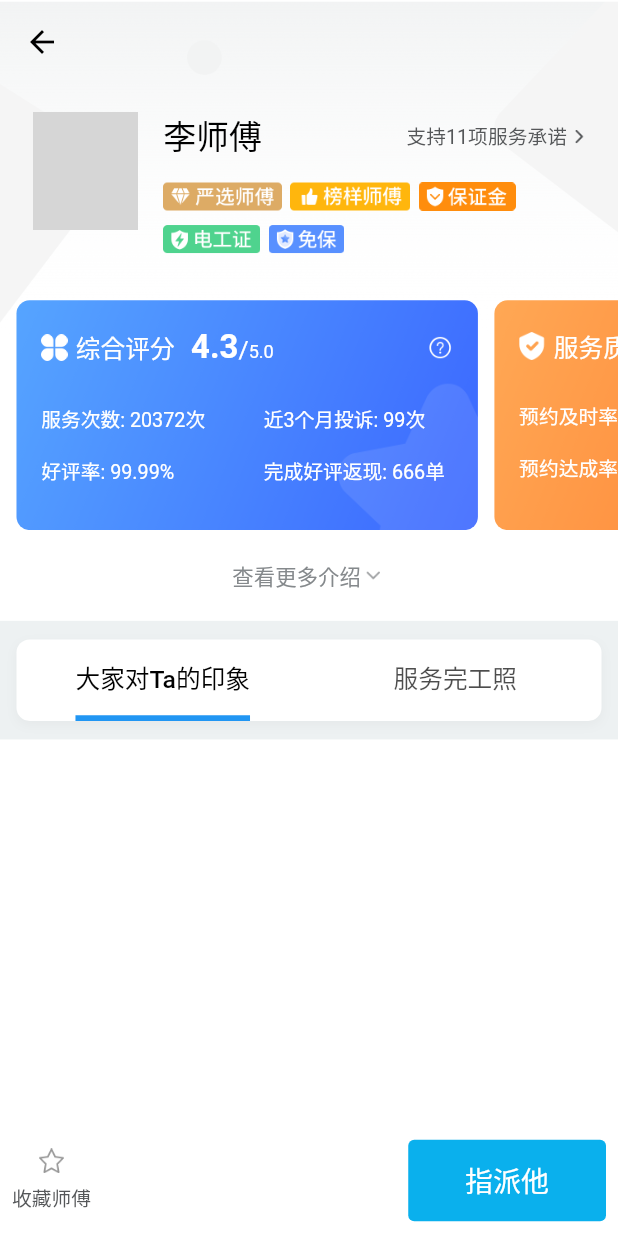
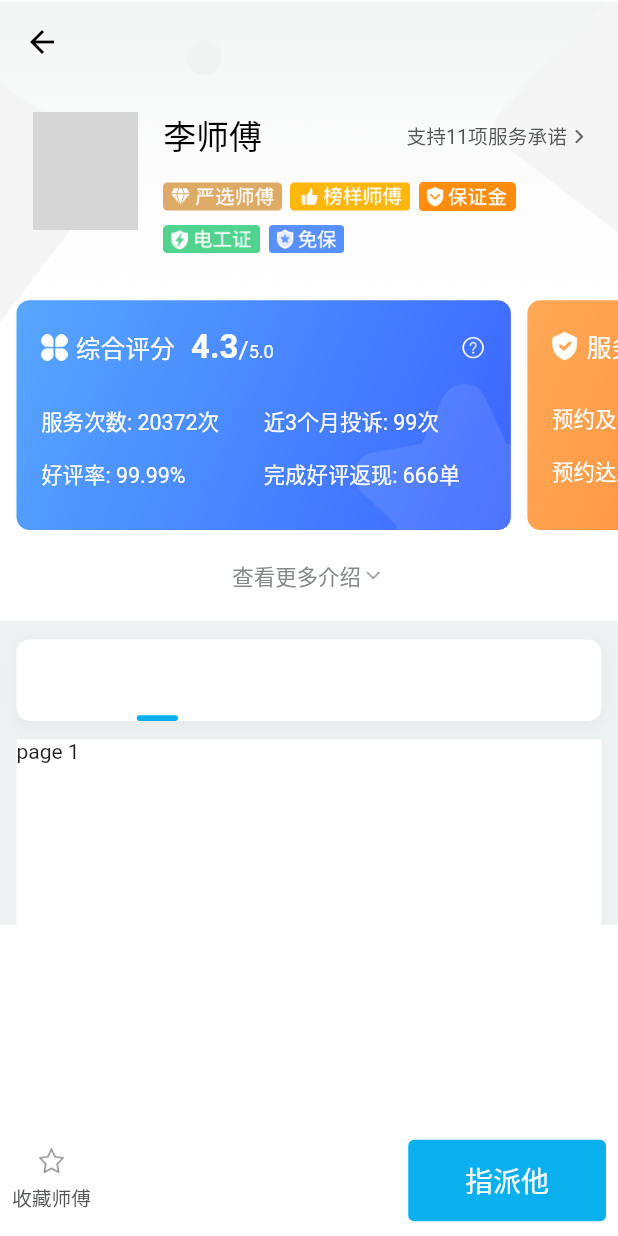
Before and after one commit to xiazanzhang/flutter_study, a Flutter app: the MasterHome screen opened by its route, on a phone screen of 412 x 824 dp. Run offline on Flutter 3.47's test engine with Material 2 defaults, Android fonts, the phone set to English and light mode, and no system bars; our stand-ins replace dio, flutter_screenutil; network calls fail; grey boxes are pictures that could not be loaded.

Commit message:
feat: 代码结构优化

```diff
--- a/lib/main.dart
+++ b/lib/main.dart
@@ -1,7 +1,6 @@
 import 'package:flutter/material.dart';
-import 'package:flutter_application_study/pages/master.dart';
+import 'package:flutter_application_study/pages/masterhome/master.dart';
 import 'package:flutter_screenutil/flutter_screenutil.dart';
-
 
 void main() {
   runApp(MyApp());
@@ -34,9 +33,6 @@ class MyApp extends StatelessWidget {
       ),
     );
   }
-
-
-
 }
 
 class MyHomePage extends StatefulWidget {
--- a/lib/pages/master.dart
+++ b/lib/pages/masterhome/master.dart
@@ -1,4 +1,6 @@
 import 'package:flutter/material.dart';
+import 'package:flutter_application_study/pages/masterhome/widget/bottom_app_bar.dart';
+import 'package:flutter_application_study/pages/masterhome/widget/tabs.dart';
 import 'package:flutter_application_study/widget/custom_page_view.dart';
 import 'package:flutter_screenutil/flutter_screenutil.dart';
 import 'package:dio/dio.dart';
@@ -206,18 +208,18 @@ class _MasterHomeState extends State<MasterHome> with TickerProviderStateMixin {
                   '服务次数: 20372次',
                   overflow: TextOverflow.ellipsis,
                   style: TextStyle(
-                    fontSize: 12.sp,
+                    fontSize: 13.sp,
                     color: Colors.white,
                   ),
                 ),
               ),
               Container(
-                width: 120.w,
+                width: 140.w,
                 child: Text(
                   '近3个月投诉: 99次',
                   overflow: TextOverflow.ellipsis,
                   style: TextStyle(
-                    fontSize: 12.sp,
+                    fontSize: 13.sp,
                     color: Colors.white,
                   ),
                 ),
@@ -238,18 +240,18 @@ class _MasterHomeState extends State<MasterHome> with TickerProviderStateMixin {
                   '好评率: 99.99%',
                   overflow: TextOverflow.ellipsis,
                   style: TextStyle(
-                    fontSize: 12.sp,
+                    fontSize: 13.sp,
                     color: Colors.white,
                   ),
                 ),
               ),
               Container(
-                width: 120.w,
+                width: 140.w,
                 child: Text(
                   '完成好评返现: 666单',
                   overflow: TextOverflow.ellipsis,
                   style: TextStyle(
-                    fontSize: 12.sp,
+                    fontSize: 13.sp,
                     color: Colors.white,
                   ),
                 ),
@@ -313,24 +315,24 @@ class _MasterHomeState extends State<MasterHome> with TickerProviderStateMixin {
           child: Row(
             children: [
               Container(
-                width: 120.w,
+                width: 130.w,
                 margin: EdgeInsets.only(right: 20.w),
                 child: Text(
                   '预约及时率：97.08%',
                   overflow: TextOverflow.ellipsis,
                   style: TextStyle(
-                    fontSize: 12.sp,
+                    fontSize: 13.sp,
                     color: Colors.white,
                   ),
                 ),
               ),
               Container(
-                width: 120.w,
+                width: 140.w,
                 child: Text(
                   '订单核销率：100%',
                   overflow: TextOverflow.ellipsis,
                   style: TextStyle(
-                    fontSize: 12.sp,
+                    fontSize: 13.sp,
                     color: Colors.white,
                   ),
                 ),
@@ -345,24 +347,24 @@ class _MasterHomeState extends State<MasterHome> with TickerProviderStateMixin {
           child: Row(
             children: [
               Container(
-                width: 120.w,
+                width: 130.w,
                 margin: EdgeInsets.only(right: 20.w),
                 child: Text(
                   '预约达成率：85.02%',
                   overflow: TextOverflow.ellipsis,
                   style: TextStyle(
-                    fontSize: 12.sp,
+                    fontSize: 13.sp,
                     color: Colors.white,
                   ),
                 ),
               ),
               Container(
-                width: 120.w,
+                width: 140.w,
                 child: Text(
                   '按时完成率：99.39%',
                   overflow: TextOverflow.ellipsis,
                   style: TextStyle(
-                    fontSize: 12.sp,
+                    fontSize: 13.sp,
                     color: Colors.white,
                   ),
                 ),
@@ -383,7 +385,7 @@ class _MasterHomeState extends State<MasterHome> with TickerProviderStateMixin {
       child: CustomPageView(
         viewportDirection: false,
         controller: PageController(
-          viewportFraction: 300 / 375,
+          viewportFraction: 320.w / 375.w,
         ),
         children: <Widget>[
           Container(
@@ -414,6 +416,7 @@ class _MasterHomeState extends State<MasterHome> with TickerProviderStateMixin {
     );
   }
 
+  /// 更多介绍模版
   _buildText(String title, String value) {
     return Row(
       crossAxisAlignment: CrossAxisAlignment.start,
@@ -583,8 +586,7 @@ class _MasterHomeState extends State<MasterHome> with TickerProviderStateMixin {
         color: Color.fromRGBO(237, 241, 242, 1),
         child: Column(
           children: [
-            _buildTab(),
-            // _buildTabBarView(),
+            Tabs(),
           ],
         ),
       ),
@@ -595,71 +597,6 @@ class _MasterHomeState extends State<MasterHome> with TickerProviderStateMixin {
   void initState() {
     super.initState();
     print('初始化');
-  }
-
-  /// Tab
-  _buildTab() {
-    return Container(
-      width: 355.w,
-      height: 44.h,
-      margin: EdgeInsets.only(
-        top: 10.h,
-        bottom: 10.h,
-      ),
-      decoration: BoxDecoration(
-        color: Colors.white,
-        borderRadius: BorderRadius.all(
-          Radius.circular(8.w),
-        ),
-        boxShadow: [
-          BoxShadow(
-            color: Color.fromRGBO(75, 72, 73, 0.05),
-            offset: Offset(
-              0,
-              2.h,
-            ),
-            blurRadius: 5.h,
-          ),
-        ],
-      ),
-      child: TabBar(
-        indicatorSize: TabBarIndicatorSize.label,
-        indicatorWeight: 3.h,
-        labelColor: Color.fromRGBO(0, 0, 0, 1),
-        labelStyle: TextStyle(
-          fontSize: 15.sp,
-          color: Color.fromRGBO(0, 0, 0, 1),
-        ),
-        controller: TabController(
-          initialIndex: 0,
-          length: 2,
-          vsync: this,
-        ),
-        tabs: <Widget>[
-          Tab(
-            text: '大家对Ta的印象',
-          ),
-          Tab(
-            text: '服务完工照',
-          ),
-        ],
-      ),
-    );
-  }
-
-  _buildTabBarView() {
-    return Container(
-      child: TabBarView(
-        children: [
-          Center(
-            child: Text('大家对Ta的印象'),
-          ),
-          Center(
-            child: Text('服务完工照'),
-          ),
-        ],
-      ),
-    );
   }
 
   @override
@@ -698,72 +635,9 @@ class _MasterHomeState extends State<MasterHome> with TickerProviderStateMixin {
               ),
             ),
           ),
-          bottomNavigationBar: _MasterHomeBottomAppBar(),
+          bottomNavigationBar: MasterHomeBottomAppBar(),
         ),
       ),
     );
   }
 }
-
-// 底部按钮区域
-class _MasterHomeBottomAppBar extends StatelessWidget {
-  _buildStarBtn(context) {
-    return Column(
-        crossAxisAlignment: CrossAxisAlignment.center,
-        mainAxisAlignment: MainAxisAlignment.center,
-        children: <Widget>[
-          Container(
-            margin: EdgeInsets.fromLTRB(0, 0, 0, 5.h),
-            child: Image(
-              image: AssetImage('images/master/icon_sc@2x.png'),
-              width: 15.w,
-              height: 15.h,
-            ),
-          ),
-          Text(
-            '收藏师傅',
-            style: TextStyle(
-              color: Color.fromRGBO(85, 87, 89, 1),
-              fontSize: 12.sp,
-            ),
-          ),
-        ]);
-  }
-
-  @override
-  Widget build(BuildContext context) {
-    return Container(
-      color: Colors.white,
-      height: 60.h,
-      child: ButtonBar(
-        alignment: MainAxisAlignment.spaceBetween,
-        children: <Widget>[
-          _buildStarBtn(context),
-          TextButton(
-            onPressed: () {
-              print('联系他');
-            },
-            child: Text('指派他'),
-            style: ButtonStyle(
-              textStyle: MaterialStateProperty.all(
-                TextStyle(
-                  color: Colors.white,
-                  fontSize: 17.sp,
-                ),
-              ),
-              foregroundColor: MaterialStateProperty.all(
-                Colors.white,
-              ),
-              minimumSize: MaterialStateProperty.all(
-                Size(120.w, 44.h),
-              ),
-              backgroundColor: MaterialStateProperty.all(
-                Color.fromRGBO(10, 176, 237, 1),
-              ),
-            ),
-          ),
-        ],
-      ),
-    );
-  }
-}
--- /dev/null
+++ b/lib/pages/masterhome/widget/bottom_app_bar.dart
@@ -0,0 +1,67 @@
+// 底部按钮区域
+import 'package:flutter/cupertino.dart';
+import 'package:flutter/material.dart';
+import 'package:flutter_screenutil/flutter_screenutil.dart';
+
+class MasterHomeBottomAppBar extends StatelessWidget {
+  _buildStarBtn(context) {
+    return Column(
+      crossAxisAlignment: CrossAxisAlignment.center,
+      mainAxisAlignment: MainAxisAlignment.center,
+      children: <Widget>[
+        Container(
+          margin: EdgeInsets.fromLTRB(0, 0, 0, 5.h),
+          child: Image(
+            image: AssetImage('images/master/icon_sc@2x.png'),
+            width: 15.w,
+            height: 15.h,
+          ),
+        ),
+        Text(
+          '收藏师傅',
+          style: TextStyle(
+            color: Color.fromRGBO(85, 87, 89, 1),
+            fontSize: 12.sp,
+          ),
+        ),
+      ],
+    );
+  }
+
+  @override
+  Widget build(BuildContext context) {
+    return Container(
+      color: Colors.white,
+      height: 60.h,
+      child: ButtonBar(
+        alignment: MainAxisAlignment.spaceBetween,
+        children: <Widget>[
+          _buildStarBtn(context),
+          TextButton(
+            onPressed: () {
+              print('联系他');
+            },
+            child: Text('指派他'),
+            style: ButtonStyle(
+              textStyle: MaterialStateProperty.all(
+                TextStyle(
+                  color: Colors.white,
+                  fontSize: 17.sp,
+                ),
+              ),
+              foregroundColor: MaterialStateProperty.all(
+                Colors.white,
+              ),
+              minimumSize: MaterialStateProperty.all(
+                Size(120.w, 44.h),
+              ),
+              backgroundColor: MaterialStateProperty.all(
+                Color.fromRGBO(10, 176, 237, 1),
+              ),
+            ),
+          ),
+        ],
+      ),
+    );
+  }
+}
--- /dev/null
+++ b/lib/pages/masterhome/widget/tabs.dart
@@ -0,0 +1,118 @@
+import 'package:flutter/material.dart';
+import 'package:flutter/widgets.dart';
+import 'package:flutter_screenutil/flutter_screenutil.dart';
+
+class Tabs extends StatefulWidget {
+  @override
+  State createState() => TabsState();
+}
+
+class TabsState extends State<Tabs> {
+  int tabIndex = 0;
+
+  final List<String> tablist = ['大家对Ta对印象', '师傅完工照'];
+
+  void initState() {
+    super.initState();
+  }
+
+  /// Tab
+  _buildTab() {
+    return Container(
+      width: 355.w,
+      height: 44.h,
+      margin: EdgeInsets.only(
+        top: 10.h,
+        bottom: 10.h,
+      ),
+      decoration: BoxDecoration(
+        color: Colors.white,
+        borderRadius: BorderRadius.all(
+          Radius.circular(8.w),
+        ),
+        boxShadow: [
+          BoxShadow(
+            color: Color.fromRGBO(75, 72, 73, 0.05),
+            offset: Offset(
+              0,
+              2.h,
+            ),
+            blurRadius: 5.h,
+          ),
+        ],
+      ),
+      child: Stack(
+        children: <Widget>[
+          Container(
+            child: Row(
+              children: <Widget>[],
+            ),
+          ),
+          Container(
+            height: 44.h,
+            padding: EdgeInsets.only(
+              left: 73.w,
+              right: 73.w,
+            ),
+            child: Row(
+              crossAxisAlignment: CrossAxisAlignment.end,
+              children: [
+                Container(
+                  width: 25.w,
+                  height: 3.h,
+                  decoration: BoxDecoration(
+                    color: Color.fromRGBO(10, 176, 237, 1),
+                    borderRadius: BorderRadius.all(
+                      Radius.circular(1.5.w),
+                    ),
+                  ),
+                ),
+              ],
+            ),
+          ),
+        ],
+      ),
+    );
+  }
+
+  _buildPage1() {
+    return Container(
+      child: Text('page 1'),
+    );
+  }
+
+  _buildPage2() {
+    return Container(
+      child: Text('page 2'),
+    );
+  }
+
+  _buildTabBarView() {
+    return Container(
+      margin: EdgeInsets.only(
+        left: 10.w,
+        right: 10.w,
+      ),
+      height: 100.h,
+      color: Colors.white,
+      child: PageView(
+        children: <Widget>[
+          _buildPage1(),
+          _buildPage2(),
+        ],
+      ),
+    );
+  }
+
+  @override
+  Widget build(BuildContext context) {
+    return Container(
+      child: Column(
+        children: [
+          _buildTab(),
+          _buildTabBarView(),
+        ],
+      ),
+    );
+  }
+}
```
